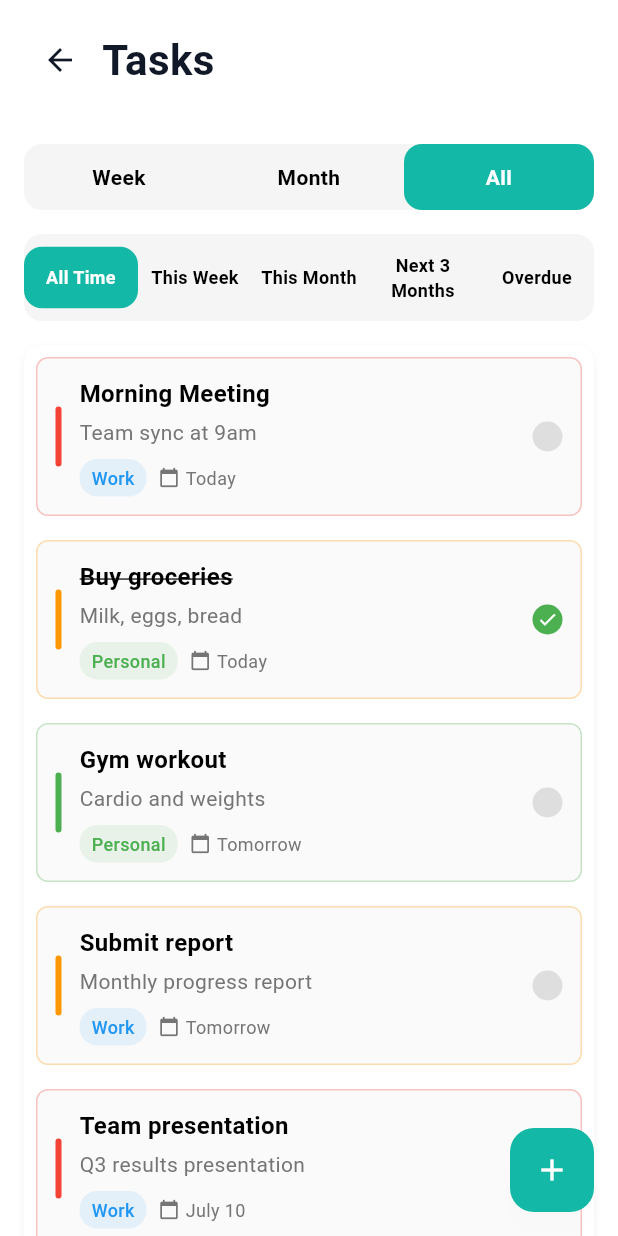
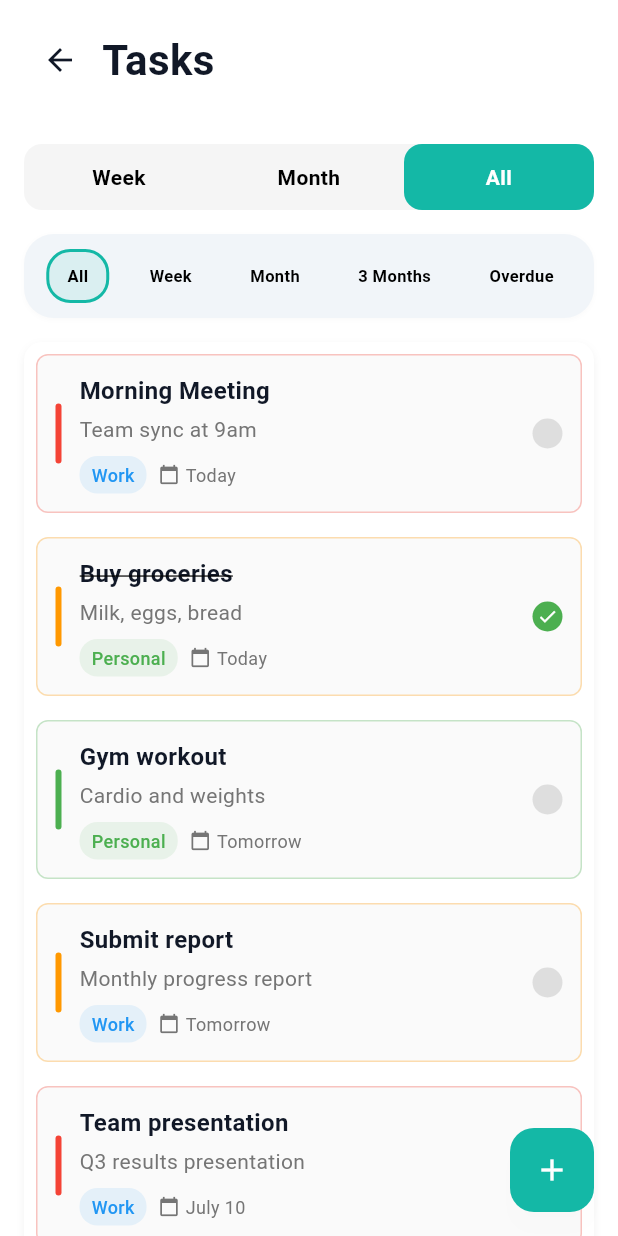
Before and after one commit to HasBro10/Loggit, a Flutter app: the screen it shows after launch, after a tap on "Tasks", after a tap on "Month", after a tap on "All", on a phone screen of 412 x 824 dp. Run offline on Flutter 3.47's test engine with Material 3 defaults, Android fonts, the phone set to English and light mode, and no system bars; our stand-ins replace flutter_slidable, shared_preferences.

Commit message:
calendar update 3

```diff
--- a/lib/features/tasks/tasks_screen_new.dart
+++ b/lib/features/tasks/tasks_screen_new.dart
@@ -36,10 +36,10 @@ class _TasksScreenNewState extends State<TasksScreenNew> {
   bool showOverdueOnly = false;
   TaskSortOption sortOption = TaskSortOption.dueDate;
   int selectedFilter = 0; // 0 = All, 1 = Pending, 2 = Completed
-  late int selectedDayIndex;
+  int selectedDayIndex = 0; // 0 = Today (default to today)
   late List<String> days;
   late List<int> dates;
-  int selectedTabIndex = 0; // 0 = Week, 1 = Month, 2 = All
+  int selectedTabIndex = 0; // 0 = Week, 1 = Month, 2 = All (default to Week)
   int selectedTimeFilter =
       0; // 0 = All Time, 1 = This Week, 2 = This Month, 3 = Next 3 Months, 4 = Overdue
 
@@ -69,8 +69,8 @@ class _TasksScreenNewState extends State<TasksScreenNew> {
       dates.add(date.day);
     }
 
-    // Set selectedDayIndex to -1 to show all tasks by default
-    selectedDayIndex = -1;
+    // Set selectedDayIndex to 0 to show today's tasks by default
+    selectedDayIndex = 0;
 
     // Generate dummy tasks for testing
     _generateDummyTasks();
@@ -482,22 +482,26 @@ class _TasksScreenNewState extends State<TasksScreenNew> {
                         _buildAllTasksView(isDark),
                       SizedBox(height: LoggitSpacing.lg),
                       // Search bar (show for all views)
-                      Container(
-                        decoration: BoxDecoration(
-                          color: isDark ? LoggitColors.darkCard : Colors.white,
-                          borderRadius: BorderRadius.circular(16),
-                        ),
-                        child: Row(
+                      Row(
                         children: [
                           Expanded(
                             child: TextField(
                               decoration: InputDecoration(
+                                hintText: 'Search Tasks',
                                 prefixIcon: Icon(
                                   Icons.search,
-                                    color: LoggitColors.lighterGraySubtext,
-                                  ),
-                                  hintText: 'Search Tasks',
-                                  border: InputBorder.none,
+                                  color: Colors.grey[500],
+                                ),
+                                filled: true,
+                                fillColor: Color(0xFFF1F5F9),
+                                contentPadding: EdgeInsets.symmetric(
+                                  vertical: 0,
+                                  horizontal: 0,
+                                ),
+                                border: OutlineInputBorder(
+                                  borderRadius: BorderRadius.circular(16),
+                                  borderSide: BorderSide.none,
+                                ),
                               ),
                               onChanged: (value) {
                                 setState(() {
@@ -506,21 +510,18 @@ class _TasksScreenNewState extends State<TasksScreenNew> {
                               },
                             ),
                           ),
-                            Material(
-                              color: Colors.transparent,
-                              shape: const CircleBorder(),
+                          SizedBox(width: 8),
+                          Container(
+                            decoration: BoxDecoration(
+                              color: Color(0xFFF1F5F9),
+                              borderRadius: BorderRadius.circular(16),
+                            ),
                             child: IconButton(
-                                icon: Icon(
-                                  Icons.tune,
-                                  color: LoggitColors.darkGrayText,
-                                ),
-                                iconSize: 24,
+                              icon: Icon(Icons.tune, color: Colors.grey[700]),
                               onPressed: _showFilterSheet,
-                                tooltip: 'Filter',
-                              ),
-                            ),
-                          ],
-                        ),
+                            ),
+                          ),
+                        ],
                       ),
                       SizedBox(height: LoggitSpacing.lg),
                       // Date context header (only for Week and Month views)
@@ -2721,18 +2722,44 @@ class _TasksScreenNewState extends State<TasksScreenNew> {
       children: [
         // Time-based filters
         Container(
+          width: double.infinity,
+          padding: EdgeInsets.symmetric(vertical: 10),
           decoration: BoxDecoration(
-            color: Colors.grey.withOpacity(0.1),
-            borderRadius: BorderRadius.circular(12),
-          ),
-          child: Row(
-            children: [
-              Expanded(child: _buildTimeFilterChip('All Time', 0, isDark)),
-              Expanded(child: _buildTimeFilterChip('This Week', 1, isDark)),
-              Expanded(child: _buildTimeFilterChip('This Month', 2, isDark)),
-              Expanded(child: _buildTimeFilterChip('Next 3 Months', 3, isDark)),
-              Expanded(child: _buildTimeFilterChip('Overdue', 4, isDark)),
-            ],
+            color: Color(0xFFF1F5F9),
+            borderRadius: BorderRadius.circular(20),
+            boxShadow: [
+              BoxShadow(
+                color: Colors.black.withOpacity(0.02),
+                blurRadius: 2,
+                offset: Offset(0, 1),
+              ),
+            ],
+          ),
+          child: LayoutBuilder(
+            builder: (context, constraints) {
+              final screenWidth = constraints.maxWidth;
+              final threeMonthLabel = screenWidth > 370 ? '3 Months' : '3 Mon';
+              final chipWidgets = [
+                _buildTimeFilterChip('All', 0, isDark),
+                _buildTimeFilterChip('Week', 1, isDark),
+                _buildTimeFilterChip('Month', 2, isDark),
+                _buildTimeFilterChip(threeMonthLabel, 3, isDark),
+                _buildTimeFilterChip('Overdue', 4, isDark),
+              ];
+              if (screenWidth < 340) {
+                // On very small screens, make the bar horizontally scrollable
+                return SingleChildScrollView(
+                  scrollDirection: Axis.horizontal,
+                  child: Row(children: chipWidgets),
+                );
+              } else {
+                // On normal/wide screens, space chips evenly
+                return Row(
+                  mainAxisAlignment: MainAxisAlignment.spaceEvenly,
+                  children: chipWidgets,
+                );
+              }
+            },
           ),
         ),
         SizedBox(height: 16),
@@ -2767,21 +2794,29 @@ class _TasksScreenNewState extends State<TasksScreenNew> {
           selectedTimeFilter = index;
         });
       },
-      child: Container(
-        padding: EdgeInsets.symmetric(vertical: 12),
+      child: AnimatedContainer(
+        duration: Duration(milliseconds: 180),
+        padding: EdgeInsets.symmetric(vertical: 8, horizontal: 12),
         decoration: BoxDecoration(
-          color: isSelected ? LoggitColors.teal : Colors.transparent,
-          borderRadius: BorderRadius.circular(12),
-        ),
+          color: isSelected
+              ? LoggitColors.teal.withOpacity(0.1)
+              : Colors.transparent,
+          borderRadius: BorderRadius.circular(16),
+          border: isSelected
+              ? Border.all(color: LoggitColors.teal, width: 2)
+              : null,
+        ),
+        child: Center(
           child: Text(
             label,
             textAlign: TextAlign.center,
             style: TextStyle(
-            fontSize: 12,
+              fontSize: 11,
               fontWeight: FontWeight.w600,
               color: isSelected
-                ? Colors.white
+                  ? Colors.black
                   : (isDark ? Colors.white : Colors.black),
+            ),
           ),
         ),
       ),
@@ -2822,7 +2857,7 @@ class _TasksScreenNewState extends State<TasksScreenNew> {
                   style: TextStyle(
                     fontSize: 16,
                     fontWeight: FontWeight.w600,
-                    color: isDark ? Colors.white : Colors.black,
+                    color: isDark ? Colors.white : LoggitColors.darkGrayText,
                     decoration: task.isCompleted
                         ? TextDecoration.lineThrough
                         : null,
```
Lines whose indentation alone changed are shown as unchanged.
